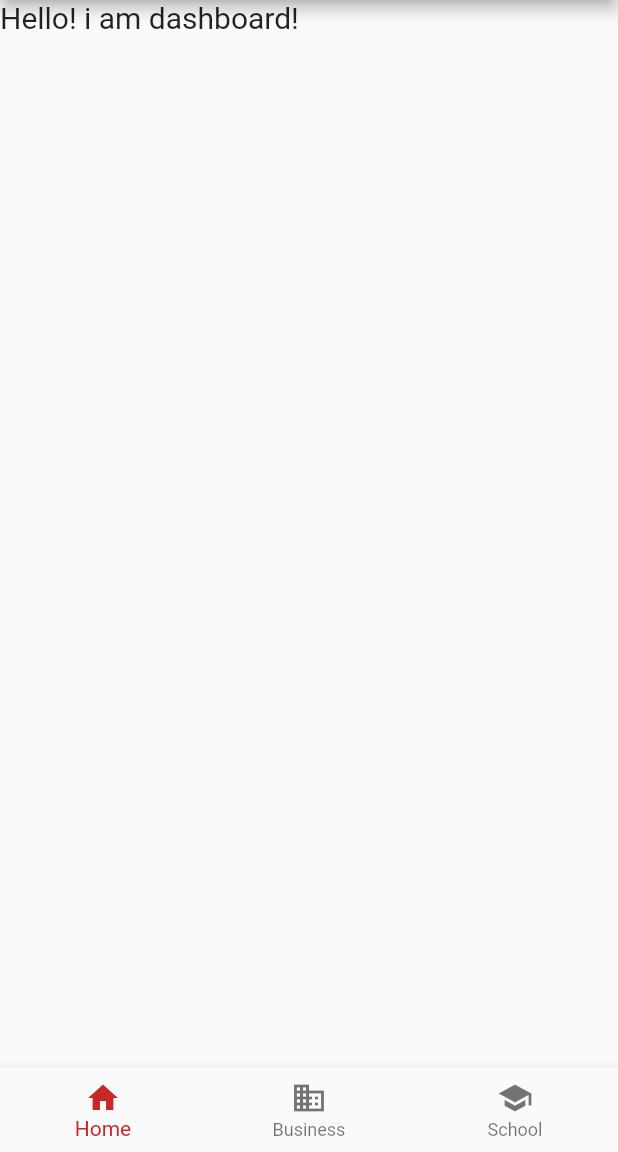
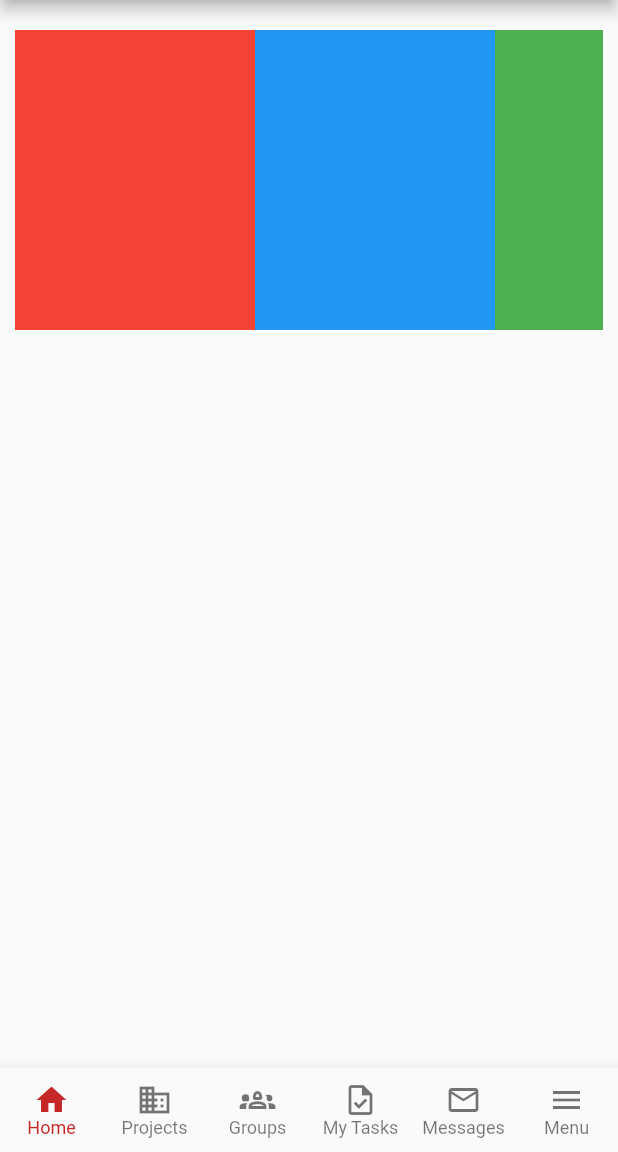
Before and after one commit to TylerMason/serve_to_be_free, a Flutter app: the AppPage screen opened directly, on a phone screen of 412 x 824 dp, the part 84-1236 px from its top. Run offline on Flutter 3.47's test engine with Material 2 defaults, Android fonts, the phone set to English and light mode, and no system bars.

Commit message:
added some functionality to dashboard

```diff
--- a/lib/screens/app.dart
+++ b/lib/screens/app.dart
@@ -1,7 +1,9 @@
 import 'package:flutter/material.dart';
 import 'package:serve_to_be_free/screens/dashboard.dart';
 import 'package:serve_to_be_free/screens/groups.dart';
+import 'package:serve_to_be_free/screens/messages.dart';
 import 'package:serve_to_be_free/screens/projects.dart';
+import 'package:serve_to_be_free/screens/tasks.dart';
 
 class AppPage extends StatefulWidget {
   const AppPage({Key? key}) : super(key: key);
@@ -22,6 +24,9 @@ class _AppPageState extends State<AppPage> {
   static const List<Widget> body = <Widget>[
     DashboardPage(),
     ProjectsPage(),
+    GroupsPage(),
+    TasksPage(),
+    MessagesPage(),
     GroupsPage()
   ];
   //late int appIndex = NavBar.currentIndex;
@@ -29,8 +34,22 @@ class _AppPageState extends State<AppPage> {
   @override
   Widget build(BuildContext context) {
     return Scaffold(
+
+        // boolTrue ? AppBar(title: Text('Serve to be Free')) : null,
+        /*
+          The above line could be a good option for the profile pic by nullifying
+          the appBar to make room for a background photo... Just trying to figure
+          out how to change the "boolean" variable from a different widget... or
+          if we navigate to the profile page
+        */
         appBar: AppBar(title: Text('Serve to be Free')),
-        body: body[_selectedIndex],
+
+        /*
+          Takes one of our many widgets in our List above and puts it
+          in a scrollable view... Can be changed depending on how we
+          structure each view if they need more space or less.
+        */
+        body: SingleChildScrollView(child: body[_selectedIndex]),
         bottomNavigationBar: BottomNavigationBar(
             items: const <BottomNavigationBarItem>[
               BottomNavigationBarItem(
@@ -39,13 +58,28 @@ class _AppPageState extends State<AppPage> {
               ),
               BottomNavigationBarItem(
                 icon: Icon(Icons.business),
-                label: 'Business',
+                label: 'Projects',
               ),
               BottomNavigationBarItem(
-                icon: Icon(Icons.school),
-                label: 'School',
+                icon: Icon(Icons.groups_2_outlined),
+                label: 'Groups',
+              ),
+              BottomNavigationBarItem(
+                icon: Icon(Icons.task_outlined),
+                label: 'My Tasks',
+              ),
+              BottomNavigationBarItem(
+                icon: Icon(Icons.email_outlined),
+                label: 'Messages',
+              ),
+              BottomNavigationBarItem(
+                icon: Icon(Icons.menu),
+                label: 'Menu',
               ),
             ],
+            selectedFontSize: 12,
+            unselectedFontSize: 12,
+            type: BottomNavigationBarType.fixed,
             currentIndex: _selectedIndex,
             selectedItemColor: Colors.red[800],
             onTap: _onItemTapped));
--- a/lib/screens/dashboard.dart
+++ b/lib/screens/dashboard.dart
@@ -11,8 +11,39 @@ class _DashboardPageState extends State<DashboardPage> {
   @override
   Widget build(BuildContext context) {
     return Container(
-      child:
-          const Text("Hello! i am dashboard!", style: TextStyle(fontSize: 20)),
+      margin: const EdgeInsets.symmetric(vertical: 20.0, horizontal: 10.0),
+      height: 200.0,
+      child: ListView(
+        // This next line does the trick.
+        /*
+          Possible scrolling for overflow but it looks as if
+          the fit should be some 4 random friends? or favorite
+          people? something like that.
+        */
+        scrollDirection: Axis.horizontal,
+        children: <Widget>[
+          Container(
+            width: 160.0,
+            color: Colors.red,
+          ),
+          Container(
+            width: 160.0,
+            color: Colors.blue,
+          ),
+          Container(
+            width: 160.0,
+            color: Colors.green,
+          ),
+          Container(
+            width: 160.0,
+            color: Colors.yellow,
+          ),
+          Container(
+            width: 160.0,
+            color: Colors.orange,
+          ),
+        ],
+      ),
     );
   }
 }
--- a/lib/screens/login.dart
+++ b/lib/screens/login.dart
@@ -131,7 +131,7 @@ class _LoginScreenState extends State<LoginScreen> {
         onPressed: () => {
           Navigator.push(
             context,
-            MaterialPageRoute(builder: (context) => const App()),
+            MaterialPageRoute(builder: (context) => const AppPage()),
           )
         },
         // padding: EdgeInsets.all(15.0),
--- /dev/null
+++ b/lib/screens/messages.dart
@@ -0,0 +1,18 @@
+import 'package:flutter/material.dart';
+
+class MessagesPage extends StatefulWidget {
+  const MessagesPage({Key? key}) : super(key: key);
+
+  @override
+  _MessagesPageState createState() => _MessagesPageState();
+}
+
+class _MessagesPageState extends State<MessagesPage> {
+  @override
+  Widget build(BuildContext context) {
+    return Container(
+      child:
+          const Text("Hello! i am Projects!", style: TextStyle(fontSize: 20)),
+    );
+  }
+}
--- /dev/null
+++ b/lib/screens/tasks.dart
@@ -0,0 +1,18 @@
+import 'package:flutter/material.dart';
+
+class TasksPage extends StatefulWidget {
+  const TasksPage({Key? key}) : super(key: key);
+
+  @override
+  _TasksPageState createState() => _TasksPageState();
+}
+
+class _TasksPageState extends State<TasksPage> {
+  @override
+  Widget build(BuildContext context) {
+    return Container(
+      child:
+          const Text("Hello! i am Projects!", style: TextStyle(fontSize: 20)),
+    );
+  }
+}
```
Also changed, not shown: flutter_01.png (added).
